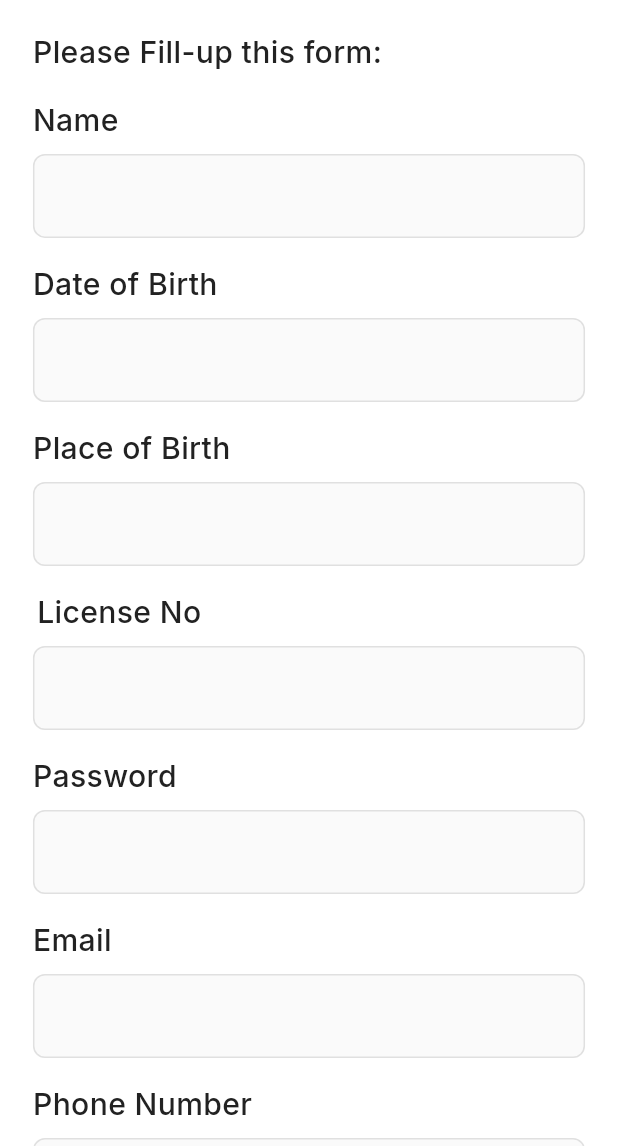
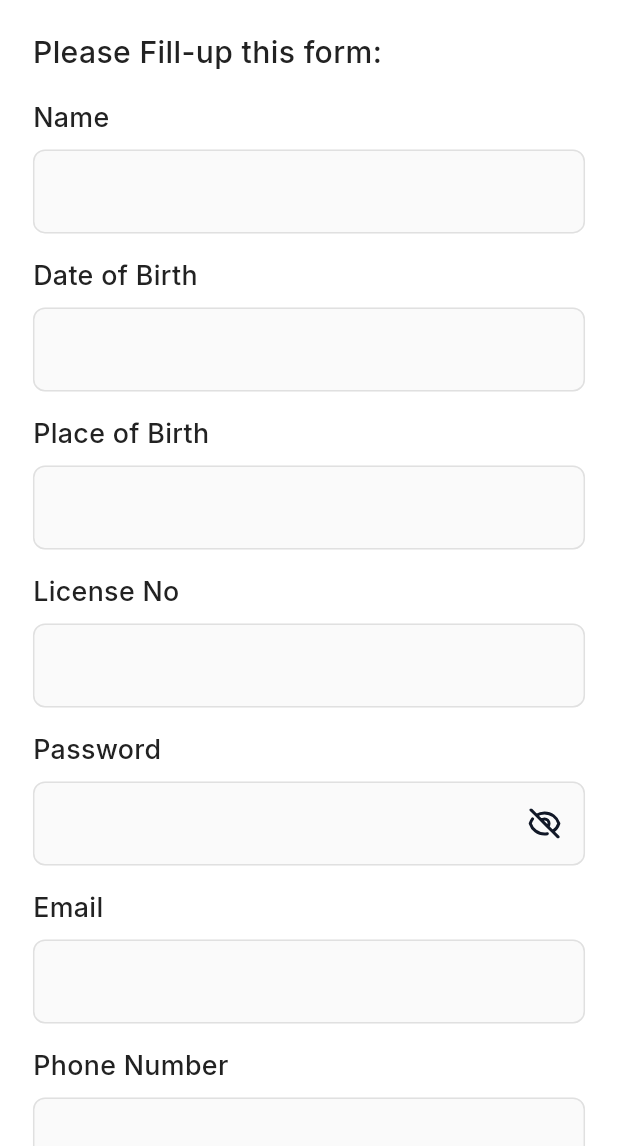
Before and after one commit to bdCalling-Sdt-hub/trade_app, a Flutter app: the PreApprovalQuestionScreen screen opened by its route, on a phone screen of 412 x 824 dp, the part 90-1236 px from its top. Run offline on Flutter 3.47's test engine with Material 3 defaults, Android fonts, the phone set to English and light mode, and no system bars; our stand-ins replace cached_network_image, carousel_slider, connectivity_plus, country_picker, flutter_rating_bar, flutter_screenutil and 10 more; accounts and stored records are empty; network calls fail; project files that could hold a hidden picture were left out.

```diff
--- a/lib/view/screens/questions/pre_approval_question/pre_approval_question_screen.dart
+++ b/lib/view/screens/questions/pre_approval_question/pre_approval_question_screen.dart
@@ -6,137 +6,115 @@ import 'package:trade_app/utils/app_colors/app_colors.dart';
 import 'package:trade_app/utils/app_icons/app_icons.dart';
 import 'package:trade_app/utils/app_strings/app_strings.dart';
 import 'package:trade_app/view/components/custom_app_bar/custom_app_bar.dart';
+import 'package:trade_app/view/components/custom_details_container/custom_details_container.dart';
+import 'package:trade_app/view/components/custom_from_card/custom_from_card.dart';
 import 'package:trade_app/view/components/custom_image/custom_image.dart';
 import 'package:trade_app/view/components/custom_text/custom_text.dart';
-import 'package:trade_app/view/components/custom_text_field/custom_text_field.dart';
 import 'package:trade_app/view/screens/membership_package/package_controller.dart';
 
 class PreApprovalQuestionScreen extends StatelessWidget {
   PreApprovalQuestionScreen({super.key});
 
-   final PackageController controller=Get.find<PackageController>();
+  final PackageController controller = Get.find<PackageController>();
+
   @override
   Widget build(BuildContext context) {
     return Scaffold(
       backgroundColor: AppColors.white,
+
       ///============================ preApprovalQuestions =======================>
       appBar: CustomAppBar(
         appBarContent: AppStrings.preApprovalQuestions.tr,
       ),
       body: SingleChildScrollView(
-        padding: EdgeInsets.symmetric(vertical: 16.h,horizontal: 20.w),
+        padding: EdgeInsets.symmetric(vertical: 16.h, horizontal: 20.w),
         child: Column(
           crossAxisAlignment: CrossAxisAlignment.start,
           children: [
-            CustomText(text: AppStrings.pleaseFillUpThisForm.tr,fontSize: 18.h,fontWeight: FontWeight.w500,bottom: 16.h,),
+            CustomText(
+              text: AppStrings.pleaseFillUpThisForm.tr,
+              fontSize: 18.h,
+              fontWeight: FontWeight.w500,
+              bottom: 16.h,
+            ),
 
             ///<================================= name ====================================>
-            CustomText(text: AppStrings.name.tr,fontSize: 18.h,fontWeight: FontWeight.w500,bottom: 8.h,),
-            CustomTextField(
-              textEditingController: controller.nameController,
-              inputTextStyle: const TextStyle(color: AppColors.black500),
-              fillColor: AppColors.white200,
-              fieldBorderColor: AppColors.gray201,
+            CustomFromCard(
+                title: AppStrings.name, controller: controller.nameController),
+
+            ///<================================= dateOfBirth ====================================>
+            CustomFromCard(
+                onTap: () {},
+                title: AppStrings.dateOfBirth,
+                controller: controller.destinationStartController),
+
+            ///<================================= placeOfBirth ====================================>
+            CustomFromCard(
+                title: AppStrings.placeOfBirth,
+                controller: controller.placeBirthController),
+
+            ///<================================= licenceNo ====================================>
+            CustomFromCard(
+                title: AppStrings.licenceNo,
+                controller: controller.licenseNoController),
+
+            ///<================================= password ====================================>
+            CustomFromCard(
+                isPassword: true,
+                title: AppStrings.password,
+                controller: controller.passwordController),
+
+            ///<================================= email ====================================>
+            CustomFromCard(
+                title: AppStrings.email,
+                controller: controller.emailController),
+
+            ///<================================= phoneNumber ====================================>
+            CustomFromCard(
+                title: AppStrings.phoneNumber,
+                controller: controller.destinationStartController),
+
+            ///<================================= profession ====================================>
+            CustomFromCard(
+                title: AppStrings.profession,
+                controller: controller.professionController),
+
+            ///<================================= whatYourReligion ====================================>
+            CustomFromCard(
+                title: AppStrings.whatYourReligion,
+                controller: controller.religionController),
+
+            SizedBox(
+              height: 24.h,
             ),
 
-            ///<================================= dateOfBirth ====================================>
-            CustomText(text: AppStrings.dateOfBirth.tr,fontSize: 18.h,fontWeight: FontWeight.w500,bottom: 8.h,top: 16.h,),
-            CustomTextField(
-              // textEditingController: controller.,
-              inputTextStyle: const TextStyle(color: AppColors.black500),
-              fillColor: AppColors.white200,
-              fieldBorderColor: AppColors.gray201,
-            ),
+            ///<================================= next button ====================================>
 
-            ///<================================= placeOfBirth ====================================>
-            CustomText(text: AppStrings.placeOfBirth.tr,fontSize: 18.h,fontWeight: FontWeight.w500,bottom: 8.h,top: 16.h,),
-            CustomTextField(
-               textEditingController: controller.placeBirthController,
-              inputTextStyle: const TextStyle(color: AppColors.black500),
-              fillColor: AppColors.white200,
-              fieldBorderColor: AppColors.gray201,
-            ),
-
-            ///<================================= licenceNo ====================================>
-            CustomText(text: AppStrings.licenceNo.tr,fontSize: 18.h,fontWeight: FontWeight.w500,bottom: 8.h,top: 16.h,),
-            CustomTextField(
-              textEditingController: controller.licenseNoController,
-              inputTextStyle: const TextStyle(color: AppColors.black500),
-              fillColor: AppColors.white200,
-              fieldBorderColor: AppColors.gray201,
-            ),
-
-            ///<================================= password ====================================>
-            CustomText(text: AppStrings.password.tr,fontSize: 18.h,fontWeight: FontWeight.w500,bottom: 8.h,top: 16.h,),
-            CustomTextField(
-              textEditingController: controller.passwordController,
-              inputTextStyle: const TextStyle(color: AppColors.black500),
-              fillColor: AppColors.white200,
-              fieldBorderColor: AppColors.gray201,
-            ),
-
-            ///<================================= email ====================================>
-            CustomText(text: AppStrings.email.tr,fontSize: 18.h,fontWeight: FontWeight.w500,bottom: 8.h,top: 16.h,),
-            CustomTextField(
-              textEditingController: controller.emailController,
-              inputTextStyle: const TextStyle(color: AppColors.black500),
-              fillColor: AppColors.white200,
-              fieldBorderColor: AppColors.gray201,
-            ),
-
-            ///<================================= phoneNumber ====================================>
-            CustomText(text: AppStrings.phoneNumber.tr,fontSize: 18.h,fontWeight: FontWeight.w500,bottom: 8.h,top: 16.h,),
-            CustomTextField(
-              textEditingController: controller.phnNumberController,
-              inputTextStyle: const TextStyle(color: AppColors.black500),
-              fillColor: AppColors.white200,
-              fieldBorderColor: AppColors.gray201,
-            ),
-
-            ///<================================= profession ====================================>
-            CustomText(text: AppStrings.profession.tr,fontSize: 18.h,fontWeight: FontWeight.w500,bottom: 8.h,top: 16.h,),
-            CustomTextField(
-              textEditingController: controller.professionController,
-              inputTextStyle: const TextStyle(color: AppColors.black500),
-              fillColor: AppColors.white200,
-              fieldBorderColor: AppColors.gray201,
-            ),
-
-            ///<================================= whatYourReligion ====================================>
-            CustomText(text: AppStrings.whatYourReligion.tr,fontSize: 18.h,fontWeight: FontWeight.w500,bottom: 8.h,top: 16.h,),
-            CustomTextField(
-              textEditingController: controller.religionController,
-              inputTextStyle: const TextStyle(color: AppColors.black500),
-              fillColor: AppColors.white200,
-              fieldBorderColor: AppColors.gray201,
-            ),
-
-            SizedBox(height: 24.h,),
-            ///<================================= next button ====================================>
-             Align(
-               alignment: Alignment.center,
+            Center(
               child: GestureDetector(
-                 onTap: (){
+                onTap: () {
                   Get.toNamed(AppRoutes.preApprovalQuestion2Screen);
                 },
-                 child: Container(
-                   padding: EdgeInsets.symmetric(vertical: 4.h,horizontal: 16.w),
-                   decoration: BoxDecoration(
+                child: CustomDetailContainer(
                     color: AppColors.blue500,
-                     borderRadius: BorderRadius.circular(4.sp)
-                   ),
                     child: Row(
                       mainAxisSize: MainAxisSize.min,
                       children: [
-                       CustomText(text: AppStrings.next,color: AppColors.white50,right: 8.h,fontWeight: FontWeight.w500,fontSize: 18.h,),
-                       const CustomImage(imageSrc: AppIcons.arrowRight,imageColor: AppColors.white50,),
+                        CustomText(
+                          text: AppStrings.next,
+                          color: AppColors.white50,
+                          right: 8.h,
+                          fontWeight: FontWeight.w500,
+                          fontSize: 18.h,
+                        ),
+                        const CustomImage(
+                          imageSrc: AppIcons.arrowRight,
+                          imageColor: AppColors.white50,
+                        ),
                       ],
+                    )),
               ),
-                 ),
-               ),
-             ),
-
-
+            )
           ],
         ),
       ),
```
Lines whose indentation alone changed are shown as unchanged.
